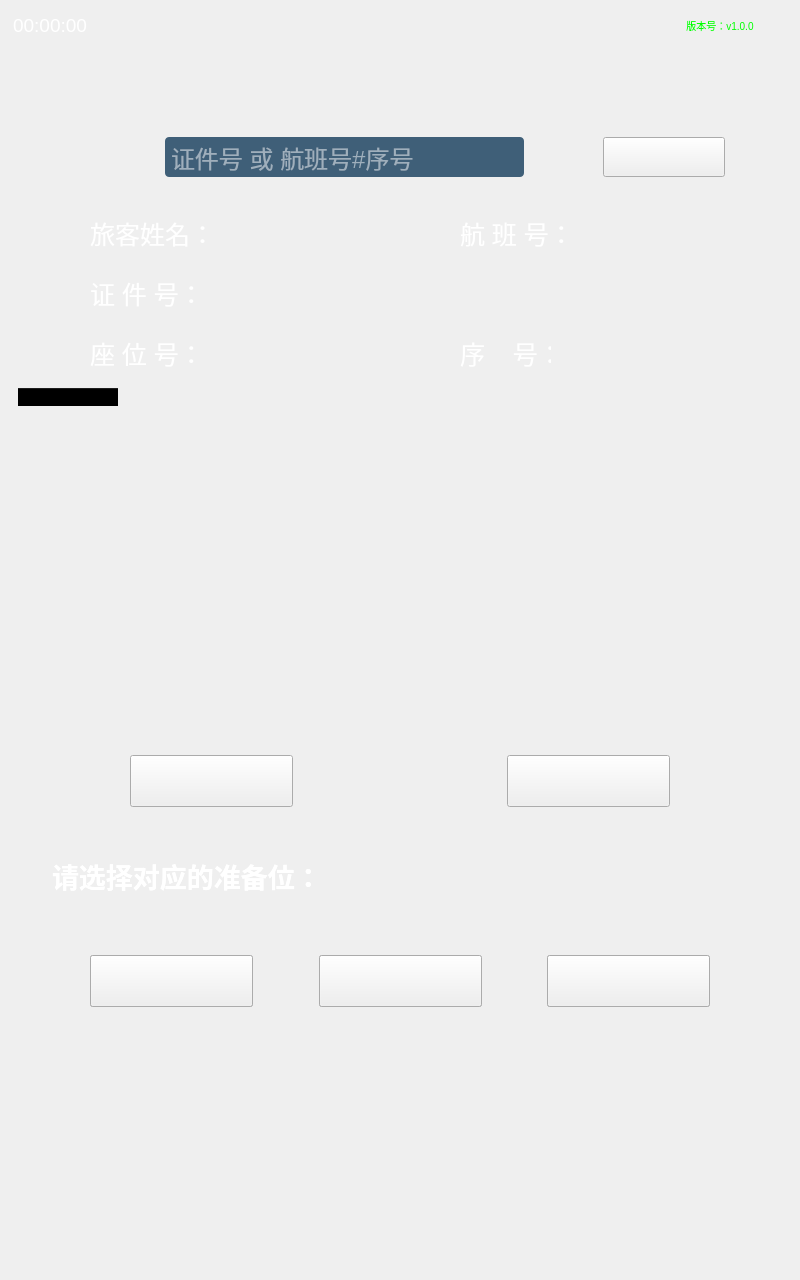
Qt form QueryConsoleClient/mainwindow.ui (17719543022/QueryConsoleClient) before a commit.
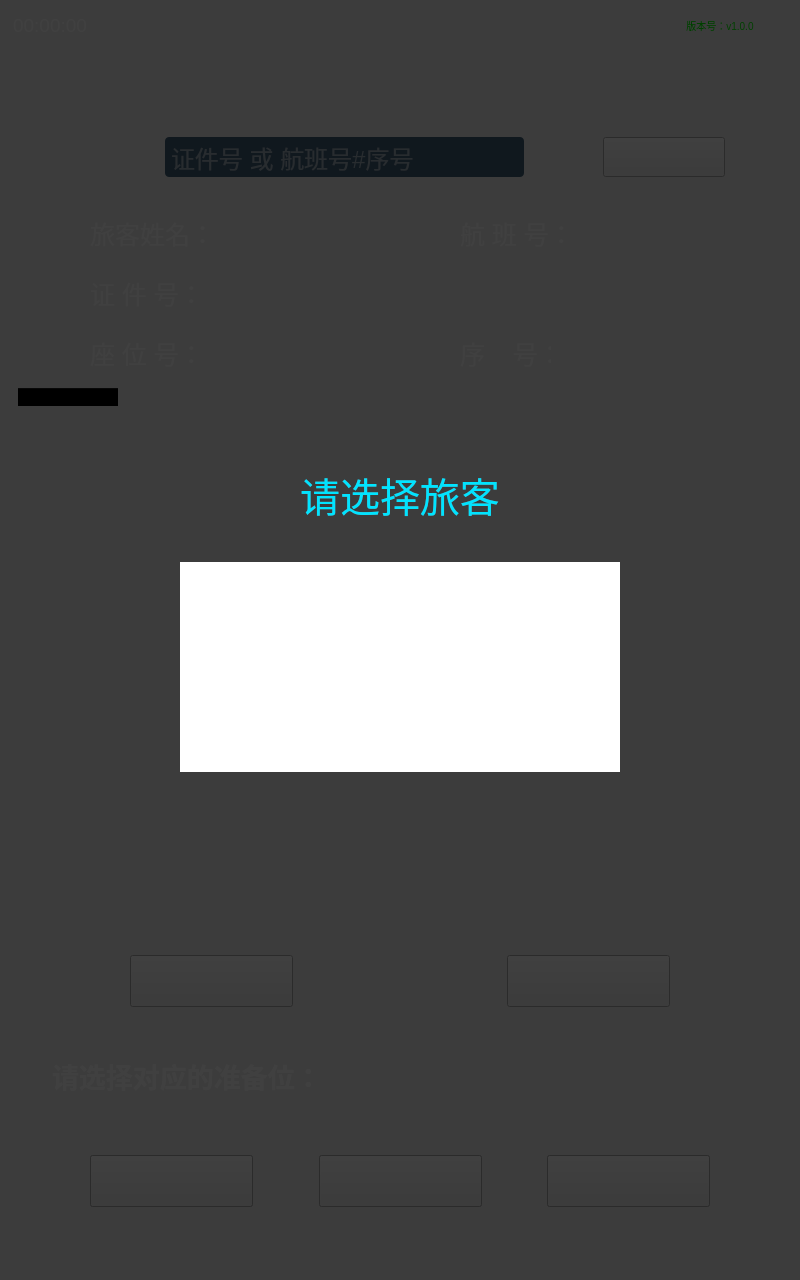
The same form after that commit. Icons and pictures are not drawn. Custom widgets are drawn as their Qt base class.

What changed in the file:
```diff
--- a/QueryConsoleClient/mainwindow.ui
+++ b/QueryConsoleClient/mainwindow.ui
@@ -535,7 +535,7 @@
       <property name="geometry">
        <rect>
         <x>0</x>
-        <y>702</y>
+        <y>902</y>
         <width>800</width>
         <height>200</height>
        </rect>
@@ -620,7 +620,7 @@
       <property name="geometry">
        <rect>
         <x>0</x>
-        <y>650</y>
+        <y>850</y>
         <width>800</width>
         <height>52</height>
        </rect>
@@ -664,7 +664,7 @@
       <property name="geometry">
        <rect>
         <x>0</x>
-        <y>702</y>
+        <y>902</y>
         <width>800</width>
         <height>200</height>
        </rect>
@@ -749,7 +749,7 @@
    <widget class="QWidget" name="widget_msg" native="true">
     <property name="geometry">
      <rect>
-      <x>800</x>
+      <x>0</x>
       <y>0</y>
       <width>800</width>
       <height>1280</height>
@@ -871,7 +871,7 @@
    <widget class="QWidget" name="widget_dlg" native="true">
     <property name="geometry">
      <rect>
-      <x>800</x>
+      <x>0</x>
       <y>0</y>
       <width>800</width>
       <height>1280</height>
```
